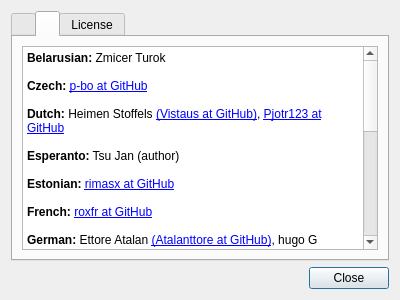
Above: Kvantum/kvantummanager/about.ui from tsujan/Kvantum before the change. Below: the same form after it.
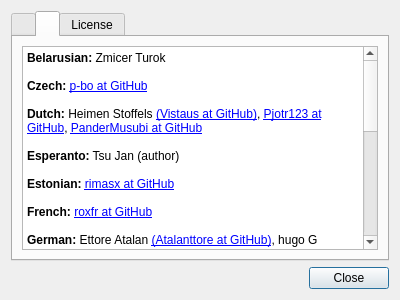
That is the form after the change. The open tabs and pages were chosen to show the change.

```diff
--- a/Kvantum/kvantummanager/about.ui
+++ b/Kvantum/kvantummanager/about.ui
@@ -101,7 +101,7 @@
 &lt;p style=&quot;-qt-paragraph-type:empty; margin-top:0px; margin-bottom:0px; margin-left:0px; margin-right:0px; -qt-block-indent:0; text-indent:0px;&quot;&gt;&lt;br /&gt;&lt;/p&gt;
 &lt;p style=&quot; margin-top:0px; margin-bottom:0px; margin-left:0px; margin-right:0px; -qt-block-indent:0; text-indent:0px;&quot;&gt;&lt;span style=&quot; font-weight:600;&quot;&gt;Czech:&lt;/span&gt; &lt;a href=&quot;https://github.com/p-bo&quot;&gt;p-bo at GitHub&lt;/a&gt;&lt;/p&gt;
 &lt;p style=&quot;-qt-paragraph-type:empty; margin-top:0px; margin-bottom:0px; margin-left:0px; margin-right:0px; -qt-block-indent:0; text-indent:0px;&quot;&gt;&lt;br /&gt;&lt;/p&gt;
-&lt;p style=&quot; margin-top:0px; margin-bottom:0px; margin-left:0px; margin-right:0px; -qt-block-indent:0; text-indent:0px;&quot;&gt;&lt;span style=&quot; font-weight:600;&quot;&gt;Dutch:&lt;/span&gt; Heimen Stoffels &lt;a href=&quot;https://github.com/Vistaus&quot;&gt;&lt;span;&gt;(Vistaus at GitHub)&lt;/span&gt;&lt;/a&gt;, &lt;a href=&quot;https://github.com/Pjotr123&quot;&gt;&lt;span;&gt;Pjotr123 at GitHub&lt;/span&gt;&lt;/a&gt;&lt;/p&gt;
+&lt;p style=&quot; margin-top:0px; margin-bottom:0px; margin-left:0px; margin-right:0px; -qt-block-indent:0; text-indent:0px;&quot;&gt;&lt;span style=&quot; font-weight:600;&quot;&gt;Dutch:&lt;/span&gt; Heimen Stoffels &lt;a href=&quot;https://github.com/Vistaus&quot;&gt;&lt;span;&gt;(Vistaus at GitHub)&lt;/span&gt;&lt;/a&gt;, &lt;a href=&quot;https://github.com/Pjotr123&quot;&gt;&lt;span;&gt;Pjotr123 at GitHub&lt;/span&gt;&lt;/a&gt;, &lt;a href=&quot;https://github.com/PanderMusubi&quot;&gt;PanderMusubi at GitHub&lt;/a&gt;&lt;/p&gt;
 &lt;p style=&quot;-qt-paragraph-type:empty; margin-top:0px; margin-bottom:0px; margin-left:0px; margin-right:0px; -qt-block-indent:0; text-indent:0px;&quot;&gt;&lt;br /&gt;&lt;/p&gt;
 &lt;p style=&quot; margin-top:0px; margin-bottom:0px; margin-left:0px; margin-right:0px; -qt-block-indent:0; text-indent:0px;&quot;&gt;&lt;span style=&quot; font-weight:600;&quot;&gt;Esperanto:&lt;/span&gt; Tsu Jan (author)&lt;/p&gt;
 &lt;p style=&quot;-qt-paragraph-type:empty; margin-top:0px; margin-bottom:0px; margin-left:0px; margin-right:0px; -qt-block-indent:0; text-indent:0px;&quot;&gt;&lt;br /&gt;&lt;/p&gt;
```
